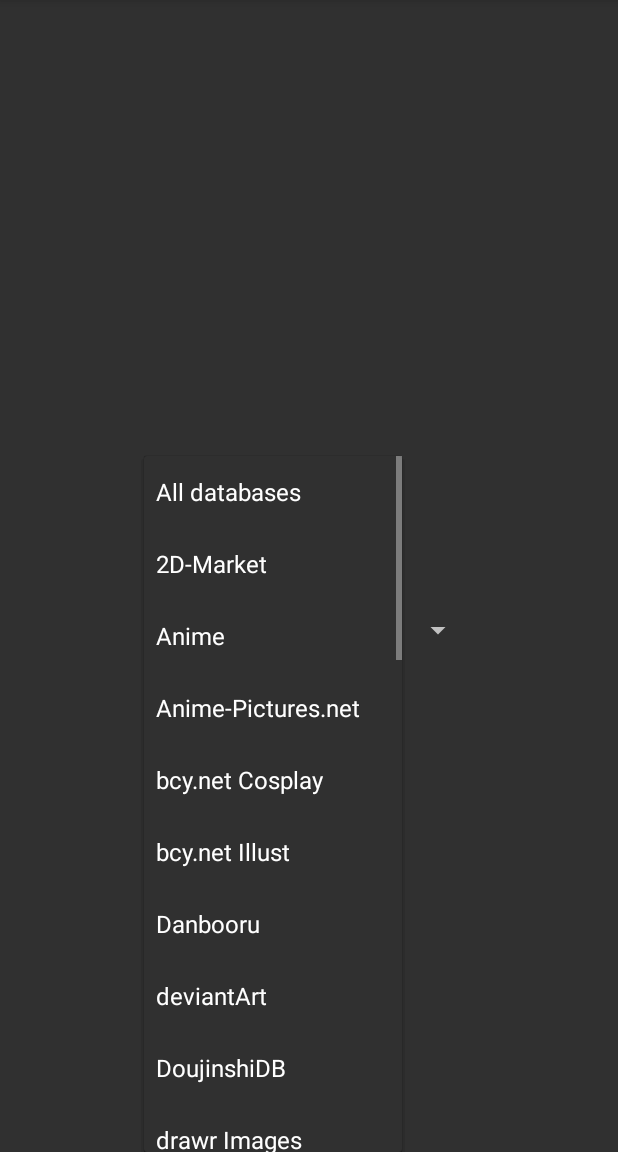
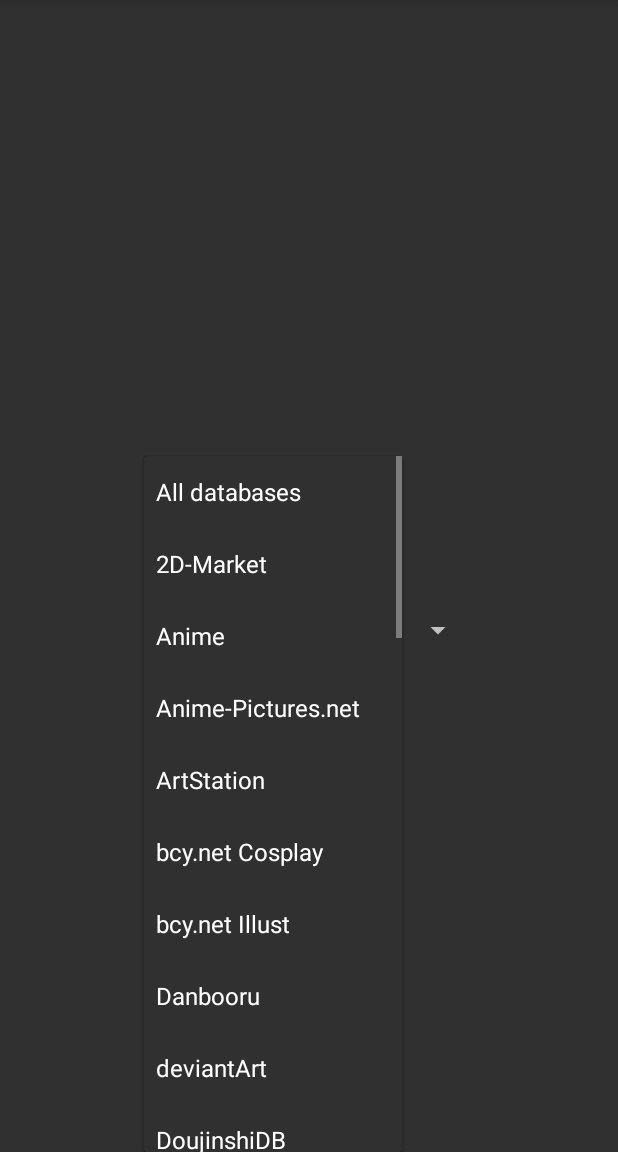
Before and after one commit to luk1337/SauceNAO, an Android app: the screen it shows after launch (MainActivity), after a tap on "All databases", on a phone screen of 412 x 824 dp, the part 84-1236 px from its top. Run offline under Robolectric (Android 15) with nearby library versions, the light colour scheme and no system bars.

Commit message:
Regenerate databases list

```diff
--- a/app/src/main/res/values/arrays.xml
+++ b/app/src/main/res/values/arrays.xml
@@ -4,6 +4,7 @@
         <item>2D-Market</item>
         <item>Anime</item>
         <item>Anime-Pictures.net</item>
+        <item>ArtStation</item>
         <item>bcy.net Cosplay</item>
         <item>bcy.net Illust</item>
         <item>Danbooru</item>
@@ -12,6 +13,8 @@
         <item>drawr Images</item>
         <item>e621.net</item>
         <item>FAKKU</item>
+        <item>FurAffinity</item>
+        <item>Furry Network</item>
         <item>Gelbooru</item>
         <item>H-Anime</item>
         <item>H-Game CG</item>
@@ -32,6 +35,7 @@
         <item>Sankaku Channel</item>
         <item>Shows</item>
         <item>Shutterstock</item>
+        <item>Twitter</item>
         <item>Yande.re</item>
     </string-array>
 
@@ -40,6 +44,7 @@
         <item>19</item>
         <item>21</item>
         <item>28</item>
+        <item>39</item>
         <item>32</item>
         <item>31</item>
         <item>9</item>
@@ -48,6 +53,8 @@
         <item>10</item>
         <item>29</item>
         <item>16</item>
+        <item>40</item>
+        <item>42</item>
         <item>25</item>
         <item>22</item>
         <item>2</item>
@@ -68,6 +75,7 @@
         <item>27</item>
         <item>24</item>
         <item>15</item>
+        <item>41</item>
         <item>12</item>
     </integer-array>
 </resources>
```
